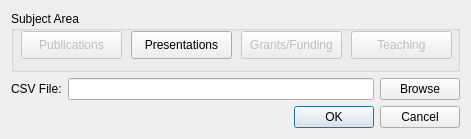
Qt form src/ui/FileInputDialog.ui (Myu84/CSS) before a commit.
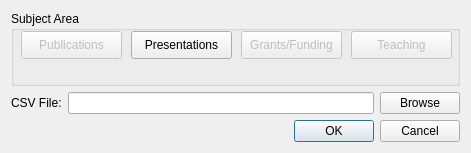
The same form after that commit.

What changed in the file:
```diff
--- a/src/ui/FileInputDialog.ui
+++ b/src/ui/FileInputDialog.ui
@@ -7,7 +7,7 @@
     <x>0</x>
     <y>0</y>
     <width>471</width>
-    <height>139</height>
+    <height>153</height>
    </rect>
   </property>
   <property name="sizePolicy">
```
